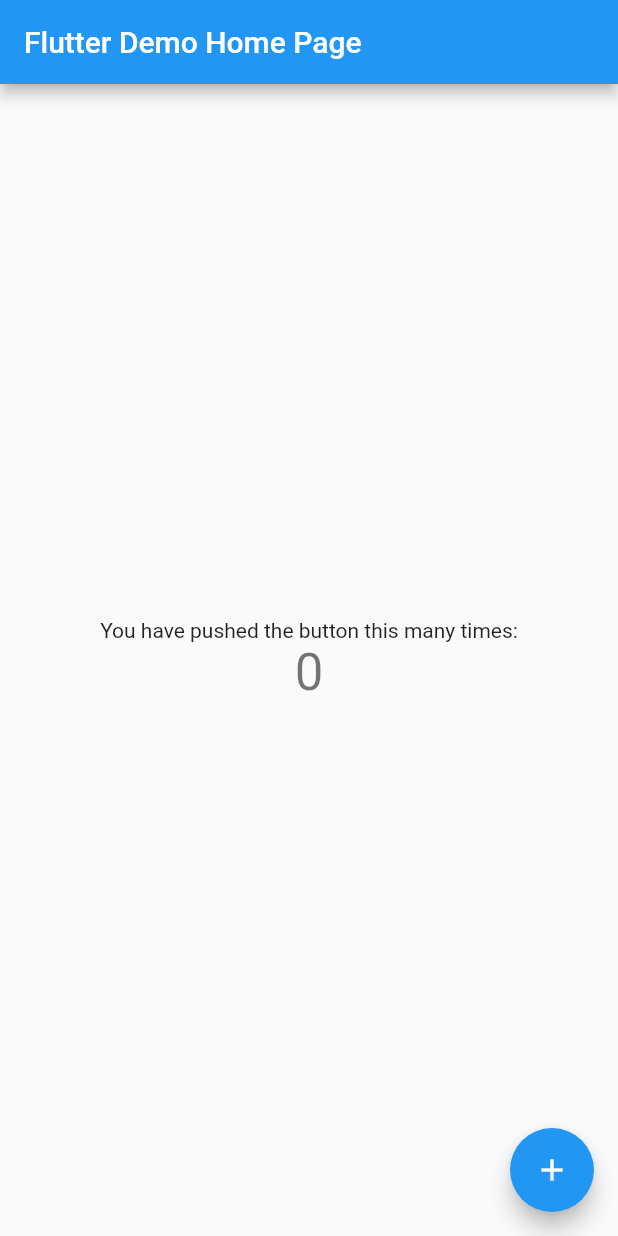
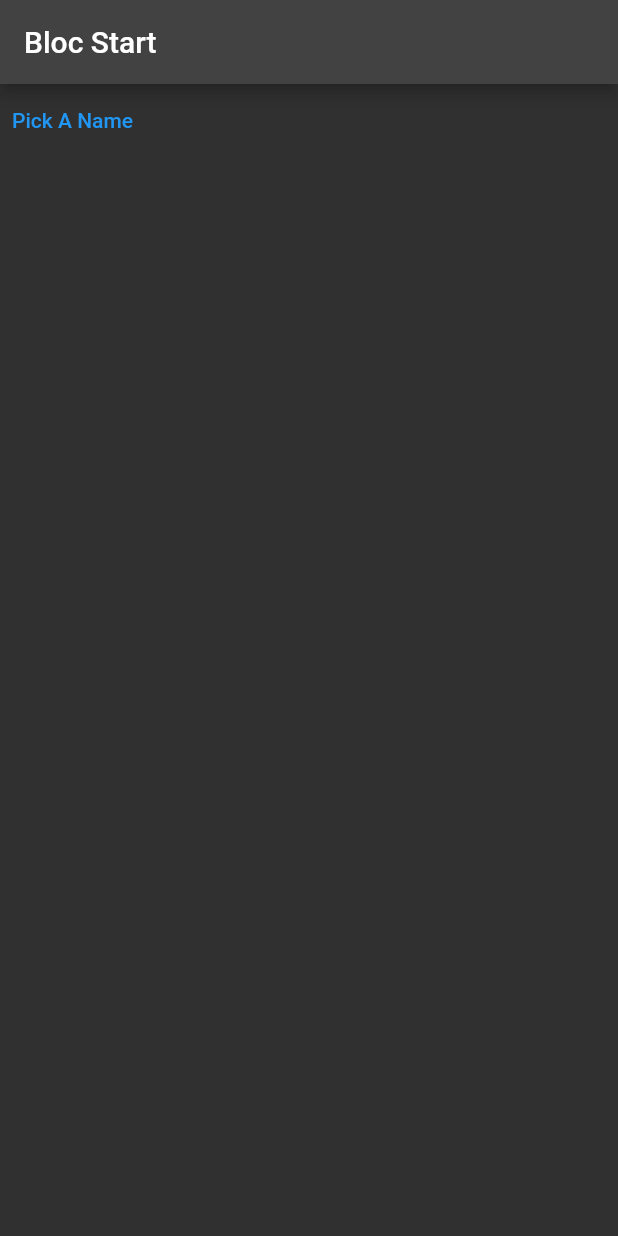
Before and after one commit to ttoghere/blocgdetutorial, a Flutter app: the screen it shows after launch, on a phone screen of 412 x 824 dp. Run offline on Flutter 3.47's test engine with Material 2 defaults, Android fonts, the phone set to English and light mode, and no system bars; our stand-ins replace bloc, firebase_core; accounts and stored records are empty; statements that could not run were skipped.

Commit message:
intro to bloc

```diff
--- a/lib/main.dart
+++ b/lib/main.dart
@@ -1,122 +1,98 @@
 import 'package:firebase_core/firebase_core.dart';
 import 'package:flutter/material.dart';
+import 'package:bloc/bloc.dart';
+import 'firebase_options.dart';
+import 'dart:math' as math show Random;
 
-import 'firebase_options.dart';
-
-void main() async{
+void main() async {
   WidgetsFlutterBinding.ensureInitialized();
-   await Firebase.initializeApp(
-   options: DefaultFirebaseOptions.currentPlatform,
- );
+  await Firebase.initializeApp(
+    options: DefaultFirebaseOptions.currentPlatform,
+  );
   runApp(const MyApp());
 }
 
 class MyApp extends StatelessWidget {
   const MyApp({Key? key}) : super(key: key);
 
-  // This widget is the root of your application.
   @override
   Widget build(BuildContext context) {
     return MaterialApp(
-      title: 'Flutter Demo',
-      theme: ThemeData(
-        // This is the theme of your application.
-        //
-        // Try running your application with "flutter run". You'll see the
-        // application has a blue toolbar. Then, without quitting the app, try
-        // changing the primarySwatch below to Colors.green and then invoke
-        // "hot reload" (press "r" in the console where you ran "flutter run",
-        // or simply save your changes to "hot reload" in a Flutter IDE).
-        // Notice that the counter didn't reset back to zero; the application
-        // is not restarted.
-        primarySwatch: Colors.blue,
-      ),
-      home: const MyHomePage(title: 'Flutter Demo Home Page'),
+      theme: ThemeData.dark(),
+      debugShowCheckedModeBanner: false,
+      home: const HomeScreen(),
     );
   }
 }
 
-class MyHomePage extends StatefulWidget {
-  const MyHomePage({Key? key, required this.title}) : super(key: key);
+//String List
+const names = ["Foo", "Bar", "Baz"];
 
-  // This widget is the home page of your application. It is stateful, meaning
-  // that it has a State object (defined below) that contains fields that affect
-  // how it looks.
+//Extradan method oluşturma yolu
+extension RandomElement<T> on Iterable<T> {
+  T getRandomElement() => elementAt(math.Random().nextInt(length));
+}
 
-  // This class is the configuration for the state. It holds the values (in this
-  // case the title) provided by the parent (in this case the App widget) and
-  // used by the build method of the State. Fields in a Widget subclass are
-  // always marked "final".
+//Temel seviye cubit örneği
+class NamesCubit extends Cubit<String?> {
+  NamesCubit() : super(null);
 
-  final String title;
+  void pickRandomNames() => emit(names.getRandomElement());
+}
+
+class HomeScreen extends StatefulWidget {
+  const HomeScreen({Key? key}) : super(key: key);
 
   @override
-  State<MyHomePage> createState() => _MyHomePageState();
+  State<HomeScreen> createState() => _HomeScreenState();
 }
 
-class _MyHomePageState extends State<MyHomePage> {
-  int _counter = 0;
+class _HomeScreenState extends State<HomeScreen> {
+  late final NamesCubit cubit;
 
-  void _incrementCounter() {
-    setState(() {
-      // This call to setState tells the Flutter framework that something has
-      // changed in this State, which causes it to rerun the build method below
-      // so that the display can reflect the updated values. If we changed
-      // _counter without calling setState(), then the build method would not be
-      // called again, and so nothing would appear to happen.
-      _counter++;
-    });
+  //Cubit Tanımlama yolu
+  @override
+  void initState() {
+    super.initState();
+    cubit = NamesCubit();
+  }
+
+  //Cubitlerin kullanım sonrası kapatılması gereklidir
+  @override
+  void dispose() {
+    cubit.close();
+    super.dispose();
   }
 
   @override
   Widget build(BuildContext context) {
-    // This method is rerun every time setState is called, for instance as done
-    // by the _incrementCounter method above.
-    //
-    // The Flutter framework has been optimized to make rerunning build methods
-    // fast, so that you can just rebuild anything that needs updating rather
-    // than having to individually change instances of widgets.
     return Scaffold(
       appBar: AppBar(
-        // Here we take the value from the MyHomePage object that was created by
-        // the App.build method, and use it to set our appbar title.
-        title: Text(widget.title),
+        title: Text("Bloc Start"),
       ),
-      body: Center(
-        // Center is a layout widget. It takes a single child and positions it
-        // in the middle of the parent.
-        child: Column(
-          // Column is also a layout widget. It takes a list of children and
-          // arranges them vertically. By default, it sizes itself to fit its
-          // children horizontally, and tries to be as tall as its parent.
-          //
-          // Invoke "debug painting" (press "p" in the console, choose the
-          // "Toggle Debug Paint" action from the Flutter Inspector in Android
-          // Studio, or the "Toggle Debug Paint" command in Visual Studio Code)
-          // to see the wireframe for each widget.
-          //
-          // Column has various properties to control how it sizes itself and
-          // how it positions its children. Here we use mainAxisAlignment to
-          // center the children vertically; the main axis here is the vertical
-          // axis because Columns are vertical (the cross axis would be
-          // horizontal).
-          mainAxisAlignment: MainAxisAlignment.center,
-          children: <Widget>[
-            const Text(
-              'You have pushed the button this many times:',
-            ),
-            Text(
-              '$_counter',
-              style: Theme.of(context).textTheme.headline4,
-            ),
-          ],
-        ),
+      body: StreamBuilder<String?>(
+        stream: cubit.stream,
+        builder: (context, snapshot) {
+          final button = TextButton(
+              onPressed: () => cubit.pickRandomNames(),
+              child: const Text("Pick A Name"));
+          switch (snapshot.connectionState) {
+            case ConnectionState.none:
+              return button;
+            case ConnectionState.waiting:
+              return button;
+            case ConnectionState.active:
+              return Column(
+                children: [
+                  Text(snapshot.data ?? ""),
+                  button,
+                ],
+              );
+            case ConnectionState.done:
+              return const SizedBox();
+          }
+        },
       ),
-      floatingActionButton: FloatingActionButton(
-        onPressed: _incrementCounter,
-        tooltip: 'Increment',
-        child: const Icon(Icons.add),
-      ), // This trailing comma makes auto-formatting nicer for build methods.
     );
   }
 }
```
Also changed, not shown: pubspec.yaml (+9 -18 lines), lib/cubits/cubit_list.dart (added), pubspec.lock.
